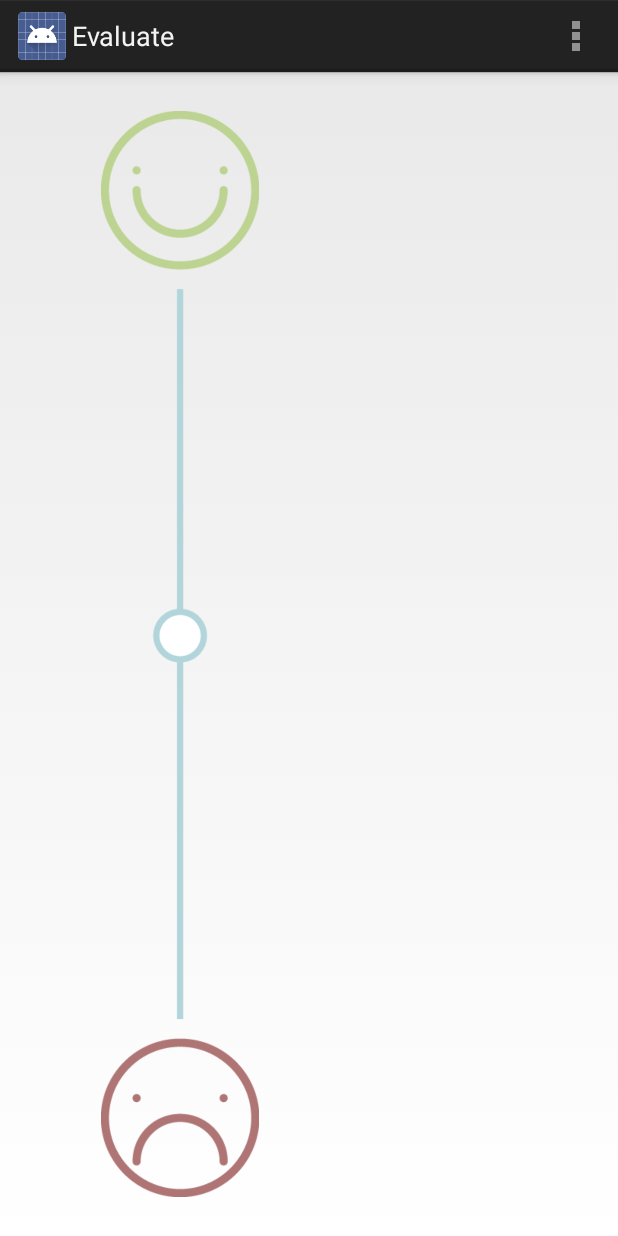
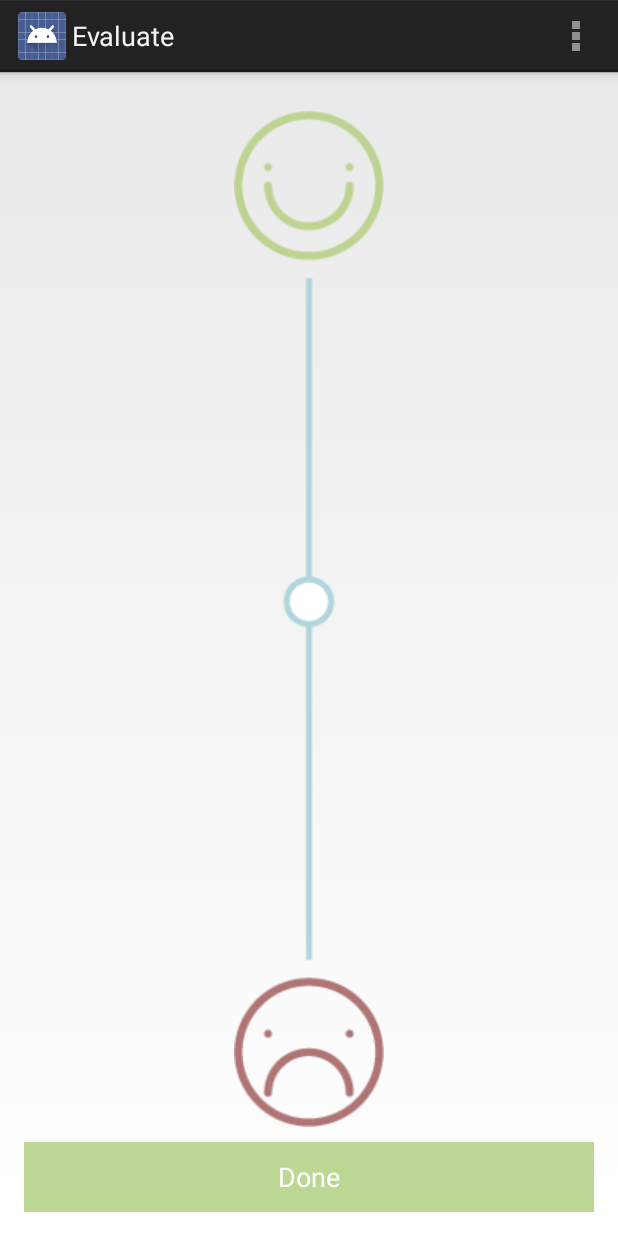
Before and after one commit to mbark/rehappilitering, an Android app: the Evaluate screen opened directly, with no data from a screen before it, on a phone screen of 412 x 824 dp. Run offline under Robolectric (Android 15) with nearby library versions, the phone set to English and light mode, and no system bars.

Commit message:
Properly able to go to evaluate and back again

```diff
--- a/app/src/main/java/arkbarkberg/rehappilitering/Evaluate.java
+++ b/app/src/main/java/arkbarkberg/rehappilitering/Evaluate.java
@@ -1,9 +1,11 @@
 package arkbarkberg.rehappilitering;
 
 import android.app.Activity;
+import android.content.Intent;
 import android.os.Bundle;
 import android.view.Menu;
 import android.view.MenuItem;
+import android.view.View;
 
 //Utvärdering av dagens träning
 
@@ -37,4 +39,9 @@ public class Evaluate extends Activity {
 
         return super.onOptionsItemSelected(item);
     }
+
+    public void goToStatistics(View v) {
+        Intent intent = new Intent(this, MainActivity.class);
+        startActivity(intent);
+    }
 }
--- a/app/src/main/java/arkbarkberg/rehappilitering/MainActivity.java
+++ b/app/src/main/java/arkbarkberg/rehappilitering/MainActivity.java
@@ -3,6 +3,7 @@ package arkbarkberg.rehappilitering;
 import android.app.ActionBar;
 import android.app.Activity;
 import android.app.FragmentTransaction;
+import android.content.Intent;
 import android.os.Bundle;
 import android.support.v4.app.Fragment;
 import android.support.v4.app.FragmentManager;
@@ -128,6 +129,11 @@ public class MainActivity extends FragmentActivity implements ActionBar.TabListe
     public void onTabReselected(ActionBar.Tab tab, FragmentTransaction ft) {
 
     }
+
+    public void evaluate(View v) {
+        Intent intent = new Intent(this, Evaluate.class);
+        startActivity(intent);
+    }
 }
 
 class MyAdapter extends FragmentPagerAdapter
--- a/app/src/main/res/layout/activity_evaluate.xml
+++ b/app/src/main/res/layout/activity_evaluate.xml
@@ -6,12 +6,31 @@
     android:paddingBottom="@dimen/activity_vertical_margin"
     tools:context="arkbarkberg.rehappilitering.Evaluate">
 
+    <LinearLayout
+        android:orientation="vertical"
+        android:layout_width="fill_parent"
+        android:layout_height="wrap_content">
+
         <ImageView
             android:src="@drawable/rehapp_pain"
-        android:layout_width="wrap_content"
+            android:layout_width="match_parent"
             android:layout_height="wrap_content"
             android:layout_marginTop="10dp"
             android:layout_marginBottom="10dp"
+            android:layout_weight="8"
             />
 
+        <Button
+            android:layout_width="fill_parent"
+            android:layout_height="wrap_content"
+            android:text="Done"
+            android:background="@color/green"
+            android:textColor="#FFFFFF"
+            android:id="@+id/evaluateButton"
+            android:onClick="goToStatistics"
+            android:layout_weight="1"
+            />
+
+    </LinearLayout>
+
 </RelativeLayout>
```
Also changed, not shown: app/src/main/res/drawable-mdpi/rehapp_pain.png, 1 other file. Lines whose indentation alone changed are shown as unchanged.
